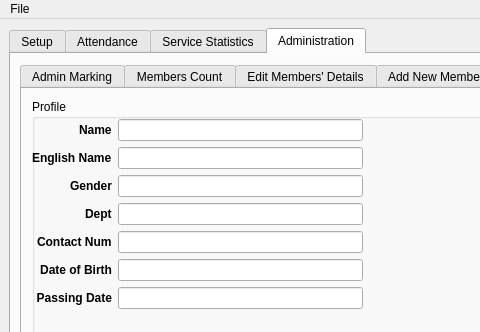
Above: tabbed.ui from dnth/AttTracker before the change; both pictures show x 0 to 480 and y 0 to 332 of the 1050 by 644 pixel window. Below: the same form after it.
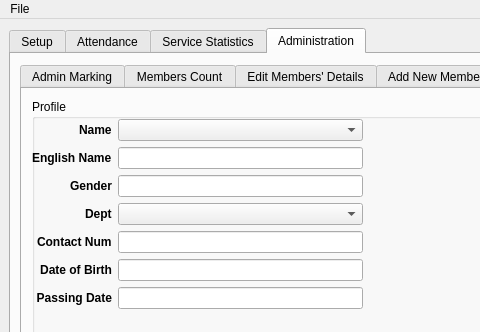
That is the form after the change. The open tabs and pages were chosen to show the change. Icons and pictures are not drawn. Custom widgets are drawn as their Qt base class.

Patch:
```diff
--- a/tabbed.ui
+++ b/tabbed.ui
@@ -1501,9 +1501,6 @@
                 </property>
                </widget>
               </item>
-              <item row="0" column="1">
-               <widget class="QLineEdit" name="nameLineEdit_2"/>
-              </item>
               <item row="1" column="0">
                <widget class="QLabel" name="englishNameLabel_2">
                 <property name="font">
@@ -1606,8 +1603,11 @@
               <item row="2" column="1">
                <widget class="QLineEdit" name="lineEdit_4"/>
               </item>
+              <item row="0" column="1">
+               <widget class="QComboBox" name="comboBox_profilename"/>
+              </item>
               <item row="3" column="1">
-               <widget class="QLineEdit" name="lineEdit_5"/>
+               <widget class="QComboBox" name="comboBox_profiledept"/>
               </item>
              </layout>
             </widget>
```
Left out of the diff: 22 changed lines with no effect on the pictures.
